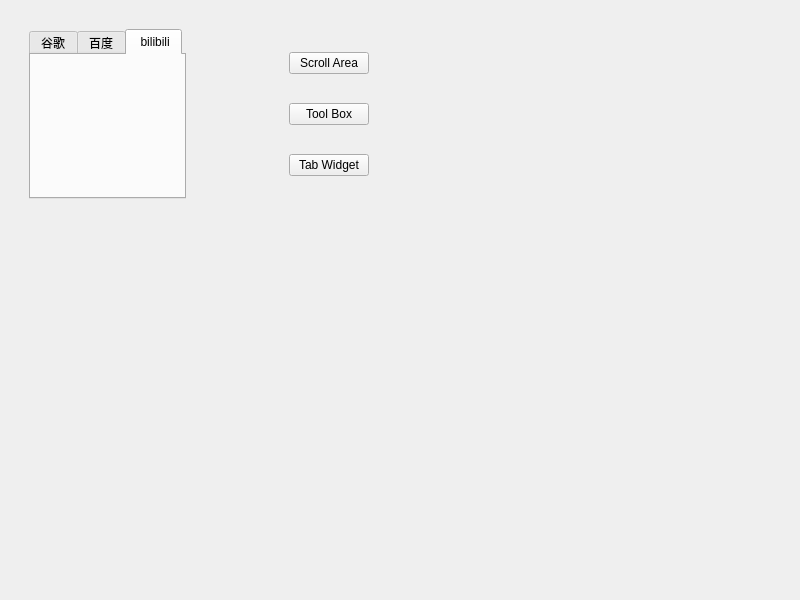
Above: 014_Control_Other/widget.ui from NekoSilverFox/Qt before the change. Below: the same form after it.
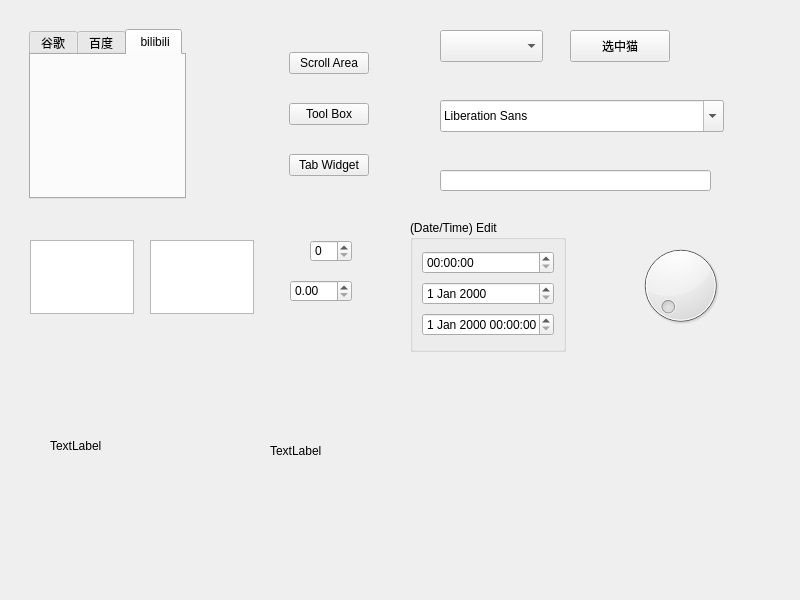
That is the form after the change.

Commit message: 增加 其他控件 Combo Box, Qlabel 显示图片等

The edit to the form file:
```diff
--- a/014_Control_Other/widget.ui
+++ b/014_Control_Other/widget.ui
@@ -244,6 +244,155 @@
     </item>
    </layout>
   </widget>
+  <widget class="QComboBox" name="comboBox">
+   <property name="geometry">
+    <rect>
+     <x>440</x>
+     <y>30</y>
+     <width>103</width>
+     <height>32</height>
+    </rect>
+   </property>
+  </widget>
+  <widget class="QPushButton" name="btnSelectCat">
+   <property name="geometry">
+    <rect>
+     <x>570</x>
+     <y>30</y>
+     <width>100</width>
+     <height>32</height>
+    </rect>
+   </property>
+   <property name="text">
+    <string>选中猫</string>
+   </property>
+  </widget>
+  <widget class="QFontComboBox" name="fontComboBox">
+   <property name="geometry">
+    <rect>
+     <x>440</x>
+     <y>100</y>
+     <width>284</width>
+     <height>32</height>
+    </rect>
+   </property>
+  </widget>
+  <widget class="QLineEdit" name="lineEdit">
+   <property name="geometry">
+    <rect>
+     <x>440</x>
+     <y>170</y>
+     <width>271</width>
+     <height>21</height>
+    </rect>
+   </property>
+   <property name="echoMode">
+    <enum>QLineEdit::PasswordEchoOnEdit</enum>
+   </property>
+  </widget>
+  <widget class="QTextEdit" name="textEdit">
+   <property name="geometry">
+    <rect>
+     <x>30</x>
+     <y>240</y>
+     <width>104</width>
+     <height>74</height>
+    </rect>
+   </property>
+  </widget>
+  <widget class="QPlainTextEdit" name="plainTextEdit">
+   <property name="geometry">
+    <rect>
+     <x>150</x>
+     <y>240</y>
+     <width>104</width>
+     <height>74</height>
+    </rect>
+   </property>
+  </widget>
+  <widget class="QSpinBox" name="spinBox">
+   <property name="geometry">
+    <rect>
+     <x>310</x>
+     <y>240</y>
+     <width>42</width>
+     <height>22</height>
+    </rect>
+   </property>
+  </widget>
+  <widget class="QDoubleSpinBox" name="doubleSpinBox">
+   <property name="geometry">
+    <rect>
+     <x>290</x>
+     <y>280</y>
+     <width>62</width>
+     <height>22</height>
+    </rect>
+   </property>
+  </widget>
+  <widget class="QGroupBox" name="groupBox">
+   <property name="geometry">
+    <rect>
+     <x>410</x>
+     <y>220</y>
+     <width>156</width>
+     <height>132</height>
+    </rect>
+   </property>
+   <property name="title">
+    <string>(Date/Time) Edit</string>
+   </property>
+   <layout class="QVBoxLayout" name="verticalLayout_2">
+    <item>
+     <widget class="QTimeEdit" name="timeEdit"/>
+    </item>
+    <item>
+     <widget class="QDateEdit" name="dateEdit"/>
+    </item>
+    <item>
+     <widget class="QDateTimeEdit" name="dateTimeEdit"/>
+    </item>
+   </layout>
+  </widget>
+  <widget class="QDial" name="dial">
+   <property name="geometry">
+    <rect>
+     <x>620</x>
+     <y>240</y>
+     <width>121</width>
+     <height>91</height>
+    </rect>
+   </property>
+   <property name="orientation">
+    <enum>Qt::Horizontal</enum>
+   </property>
+  </widget>
+  <widget class="QLabel" name="labelPic">
+   <property name="geometry">
+    <rect>
+     <x>50</x>
+     <y>370</y>
+     <width>161</width>
+     <height>151</height>
+    </rect>
+   </property>
+   <property name="text">
+    <string>TextLabel</string>
+   </property>
+  </widget>
+  <widget class="QLabel" name="labelGif">
+   <property name="geometry">
+    <rect>
+     <x>270</x>
+     <y>370</y>
+     <width>171</width>
+     <height>161</height>
+    </rect>
+   </property>
+   <property name="text">
+    <string>TextLabel</string>
+   </property>
+  </widget>
  </widget>
  <resources/>
  <connections/>
```
The commit also changes 28 other files.
